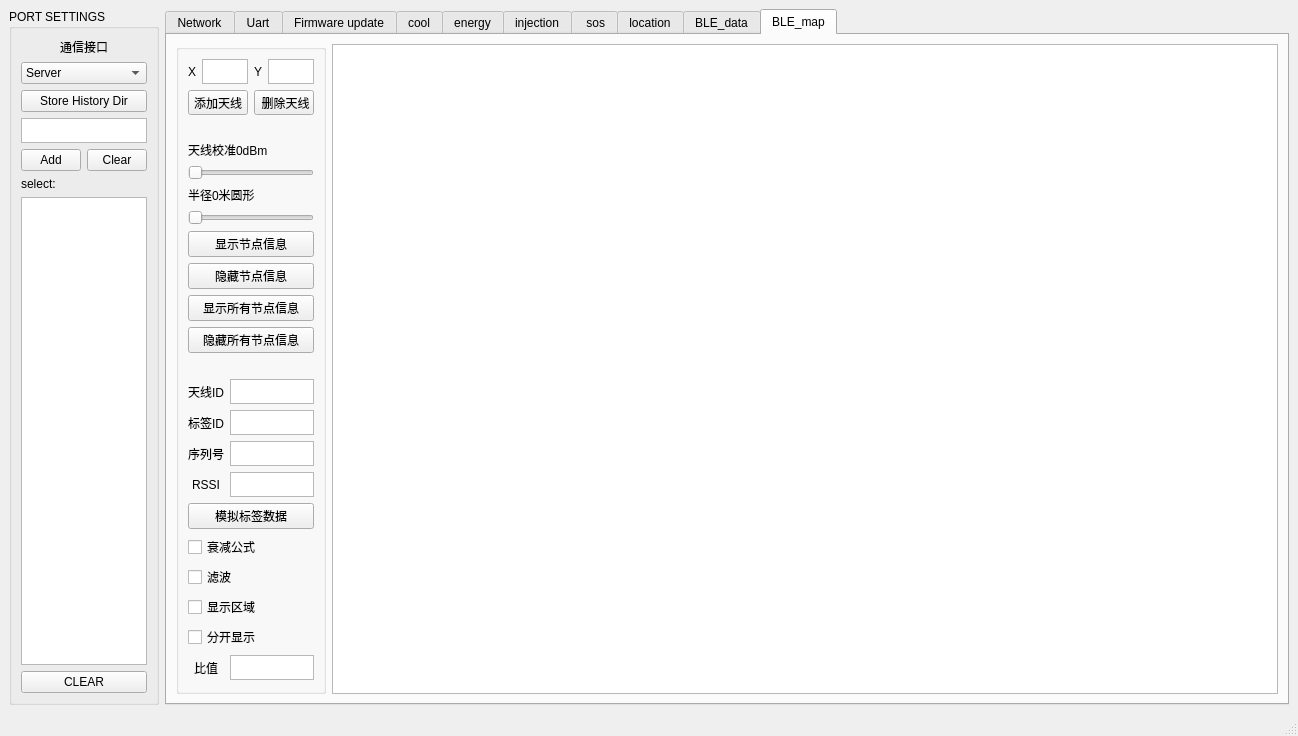
The window that main_window_form.ui (a15981097537/konying_id8) describes before a commit, drawn with Qt 5.
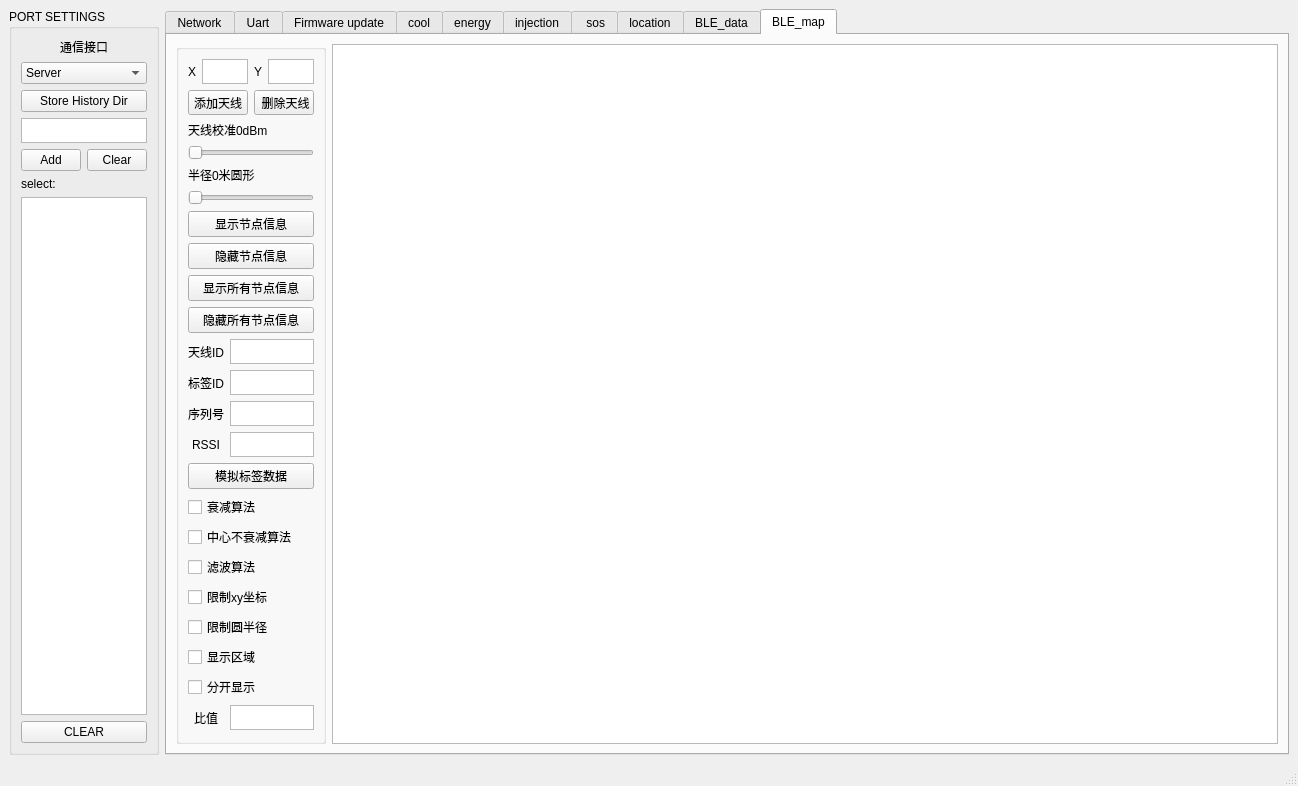
The same window after the commit.

Commit message: 增加中心不衰减算法

What changed in the file:
```diff
--- a/main_window_form.ui
+++ b/main_window_form.ui
@@ -7,7 +7,7 @@
     <x>0</x>
     <y>0</y>
     <width>1298</width>
-    <height>709</height>
+    <height>731</height>
    </rect>
   </property>
   <property name="windowTitle">
@@ -4556,22 +4556,6 @@
                </item>
               </layout>
              </item>
-             <item>
-              <spacer name="verticalSpacer_11">
-               <property name="orientation">
-                <enum>Qt::Vertical</enum>
-               </property>
-               <property name="sizeType">
-                <enum>QSizePolicy::Fixed</enum>
-               </property>
-               <property name="sizeHint" stdset="0">
-                <size>
-                 <width>20</width>
-                 <height>20</height>
-                </size>
-               </property>
-              </spacer>
-             </item>
              <item>
               <widget class="QLabel" name="BLE_rssiCalculatorLabel">
                <property name="text">
@@ -4640,22 +4624,6 @@
                </property>
               </widget>
              </item>
-             <item>
-              <spacer name="verticalSpacer_10">
-               <property name="orientation">
-                <enum>Qt::Vertical</enum>
-               </property>
-               <property name="sizeType">
-                <enum>QSizePolicy::Fixed</enum>
-               </property>
-               <property name="sizeHint" stdset="0">
-                <size>
-                 <width>20</width>
-                 <height>20</height>
-                </size>
-               </property>
-              </spacer>
-             </item>
              <item>
               <layout class="QHBoxLayout" name="horizontalLayout_76">
                <item>
@@ -4810,14 +4778,35 @@
              <item>
               <widget class="QCheckBox" name="BLE_attenuationcheckBox">
                <property name="text">
-                <string>衰减公式</string>
+                <string>衰减算法</string>
+               </property>
+              </widget>
+             </item>
+             <item>
+              <widget class="QCheckBox" name="BLE_attenuationWithoutCentercheckBox">
+               <property name="text">
+                <string>中心不衰减算法</string>
                </property>
               </widget>
              </item>
              <item>
               <widget class="QCheckBox" name="BLE_FiltercheckBox">
                <property name="text">
-                <string>滤波</string>
+                <string>滤波算法</string>
+               </property>
+              </widget>
+             </item>
+             <item>
+              <widget class="QCheckBox" name="BLE_xyPointCheckBox">
+               <property name="text">
+                <string>限制xy坐标</string>
+               </property>
+              </widget>
+             </item>
+             <item>
+              <widget class="QCheckBox" name="BLE_radiusCheckBox">
+               <property name="text">
+                <string>限制圆半径</string>
                </property>
               </widget>
              </item>
```
The commit also changes 6 other files.
